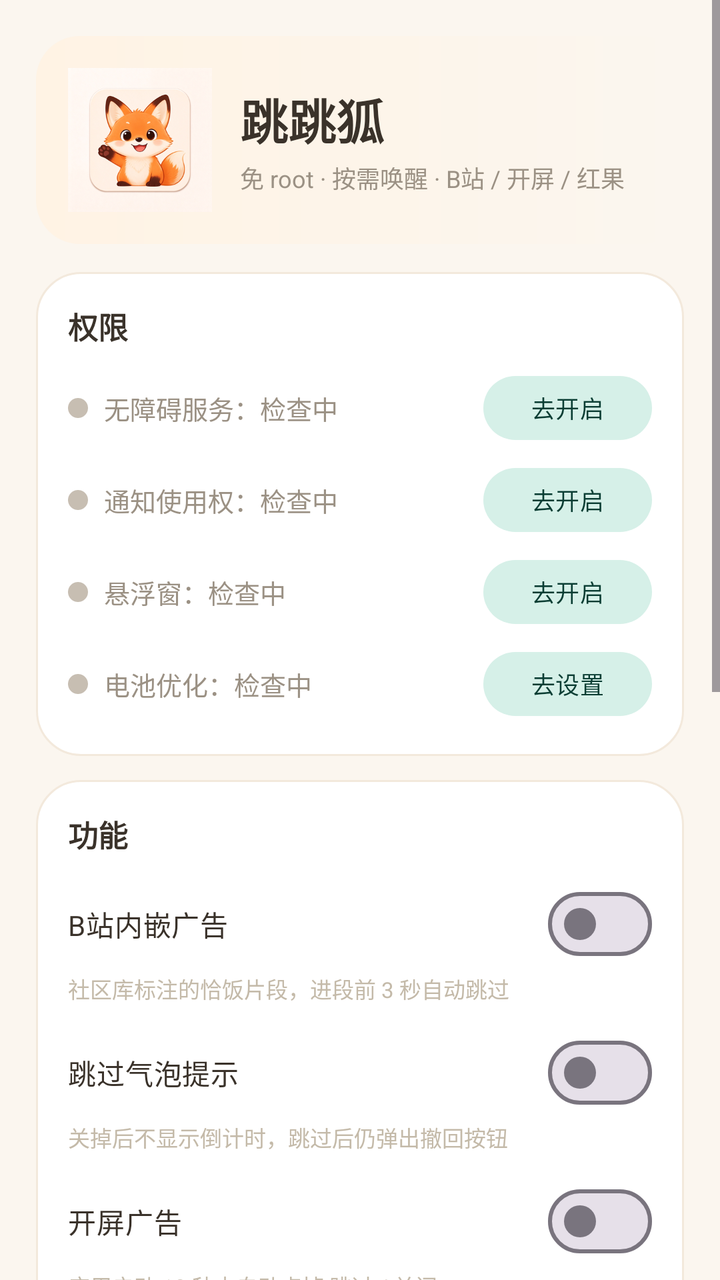
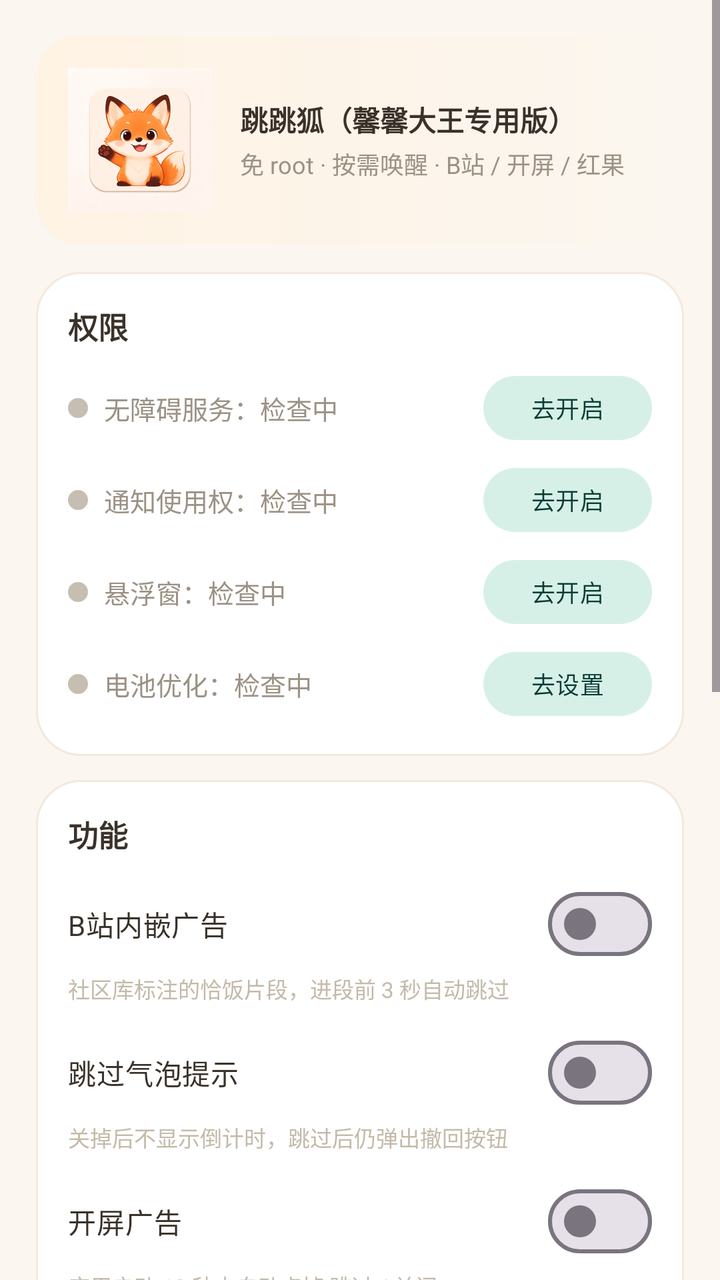

The first picture is an Android layout as it rendered before a commit; the second is the same layout after the commit. The layout source and the unified diff follow.
<!-- AndroidManifest.xml: application theme Theme.HongGuoAdSkipper -->
<!-- res/layout/activity_main.xml -->
<?xml version="1.0" encoding="utf-8"?>
<ScrollView xmlns:android="http://schemas.android.com/apk/res/android"
    android:layout_width="match_parent"
    android:layout_height="match_parent"
    android:background="@color/bg"
    android:fillViewport="true">

    <LinearLayout
        android:layout_width="match_parent"
        android:layout_height="wrap_content"
        android:orientation="vertical"
        android:padding="18dp">

        
        <LinearLayout
            android:layout_width="match_parent"
            android:layout_height="wrap_content"
            android:background="@drawable/hero_bg"
            android:gravity="center_vertical"
            android:orientation="horizontal"
            android:padding="16dp">

            <ImageView
                android:layout_width="72dp"
                android:layout_height="72dp"
                android:contentDescription="@string/app_name"
                android:src="@mipmap/ic_launcher_foreground" />

            <LinearLayout
                android:layout_width="0dp"
                android:layout_height="wrap_content"
                android:layout_marginStart="14dp"
                android:layout_weight="1"
                android:orientation="vertical">

                <TextView
                    android:layout_width="wrap_content"
                    android:layout_height="wrap_content"
                    android:text="@string/app_name"
                    android:textColor="@color/text_primary"
                    android:textSize="24sp"
                    android:textStyle="bold" />

                <TextView
                    android:layout_width="wrap_content"
                    android:layout_height="wrap_content"
                    android:layout_marginTop="3dp"
                    android:text="免 root · 按需唤醒 · B站 / 开屏 / 红果"
                    android:textColor="@color/text_secondary"
                    android:textSize="12sp" />
            </LinearLayout>
        </LinearLayout>

        
        <LinearLayout
            android:layout_width="match_parent"
            android:layout_height="wrap_content"
            android:layout_marginTop="14dp"
            android:background="@drawable/card_bg"
            android:orientation="vertical"
            android:padding="16dp">

            <TextView
                android:layout_width="wrap_content"
                android:layout_height="wrap_content"
                android:text="权限"
                android:textColor="@color/text_primary"
                android:textSize="15sp"
                android:textStyle="bold" />

            <LinearLayout
                android:layout_width="match_parent"
                android:layout_height="wrap_content"
                android:layout_marginTop="10dp"
                android:gravity="center_vertical"
                android:orientation="horizontal">

                <View
                    android:id="@+id/dot_a11y"
                    android:layout_width="10dp"
                    android:layout_height="10dp"
                    android:layout_marginEnd="8dp"
                    android:background="@drawable/dot_gray" />

                <TextView
                    android:id="@+id/tv_a11y_status"
                    android:layout_width="0dp"
                    android:layout_height="wrap_content"
                    android:layout_weight="1"
                    android:text="无障碍服务：检查中"
                    android:textColor="@color/text_secondary"
                    android:textSize="13sp" />

                <com.google.android.material.button.MaterialButton
                    android:id="@+id/btn_a11y"
                    style="@style/Widget.Material3.Button.TonalButton"
                    android:layout_width="wrap_content"
                    android:layout_height="40dp"
                    android:minWidth="0dp"
                    android:text="去开启"
                    android:textSize="12sp" />
            </LinearLayout>

            <LinearLayout
                android:layout_width="match_parent"
                android:layout_height="wrap_content"
                android:layout_marginTop="6dp"
                android:gravity="center_vertical"
                android:orientation="horizontal">

                <View
                    android:id="@+id/dot_nls"
                    android:layout_width="10dp"
                    android:layout_height="10dp"
                    android:layout_marginEnd="8dp"
                    android:background="@drawable/dot_gray" />

                <TextView
                    android:id="@+id/tv_nls_status"
                    android:layout_width="0dp"
                    android:layout_height="wrap_content"
                    android:layout_weight="1"
                    android:text="通知使用权：检查中"
                    android:textColor="@color/text_secondary"
                    android:textSize="13sp" />

                <com.google.android.material.button.MaterialButton
                    android:id="@+id/btn_nls"
                    style="@style/Widget.Material3.Button.TonalButton"
                    android:layout_width="wrap_content"
                    android:layout_height="40dp"
                    android:minWidth="0dp"
                    android:text="去开启"
                    android:textSize="12sp" />
            </LinearLayout>

            <LinearLayout
                android:layout_width="match_parent"
                android:layout_height="wrap_content"
                android:layout_marginTop="6dp"
                android:gravity="center_vertical"
                android:orientation="horizontal">

                <View
                    android:id="@+id/dot_overlay"
                    android:layout_width="10dp"
                    android:layout_height="10dp"
                    android:layout_marginEnd="8dp"
                    android:background="@drawable/dot_gray" />

                <TextView
                    android:id="@+id/tv_overlay_status"
                    android:layout_width="0dp"
                    android:layout_height="wrap_content"
                    android:layout_weight="1"
                    android:text="悬浮窗：检查中"
                    android:textColor="@color/text_secondary"
                    android:textSize="13sp" />

                <com.google.android.material.button.MaterialButton
                    android:id="@+id/btn_overlay"
                    style="@style/Widget.Material3.Button.TonalButton"
                    android:layout_width="wrap_content"
                    android:layout_height="40dp"
                    android:minWidth="0dp"
                    android:text="去开启"
                    android:textSize="12sp" />
            </LinearLayout>

            <LinearLayout
                android:layout_width="match_parent"
                android:layout_height="wrap_content"
                android:layout_marginTop="6dp"
                android:gravity="center_vertical"
                android:orientation="horizontal">

                <View
                    android:id="@+id/dot_battery"
                    android:layout_width="10dp"
                    android:layout_height="10dp"
                    android:layout_marginEnd="8dp"
                    android:background="@drawable/dot_gray" />

                <TextView
                    android:id="@+id/tv_battery_status"
                    android:layout_width="0dp"
                    android:layout_height="wrap_content"
                    android:layout_weight="1"
                    android:text="电池优化：检查中"
                    android:textColor="@color/text_secondary"
                    android:textSize="13sp" />

                <com.google.android.material.button.MaterialButton
                    android:id="@+id/btn_battery"
                    style="@style/Widget.Material3.Button.TonalButton"
                    android:layout_width="wrap_content"
                    android:layout_height="40dp"
                    android:minWidth="0dp"
                    android:text="去设置"
                    android:textSize="12sp" />
            </LinearLayout>
        </LinearLayout>

        
        <LinearLayout
            android:layout_width="match_parent"
            android:layout_height="wrap_content"
            android:layout_marginTop="12dp"
            android:background="@drawable/card_bg"
            android:orientation="vertical"
            android:padding="16dp">

            <TextView
                android:layout_width="wrap_content"
                android:layout_height="wrap_content"
                android:text="功能"
                android:textColor="@color/text_primary"
                android:textSize="15sp"
                android:textStyle="bold" />

            <com.google.android.material.materialswitch.MaterialSwitch
                android:id="@+id/sw_bili"
                android:layout_width="match_parent"
                android:layout_height="wrap_content"
                android:layout_marginTop="10dp"
                android:text="B站内嵌广告"
                android:textColor="@color/text_primary"
                android:textSize="14sp" />

            <TextView
                android:layout_width="wrap_content"
                android:layout_height="wrap_content"
                android:text="社区库标注的恰饭片段，进段前 3 秒自动跳过"
                android:textColor="@color/text_hint"
                android:textSize="11sp" />

            <com.google.android.material.materialswitch.MaterialSwitch
                android:id="@+id/sw_bubble"
                android:layout_width="match_parent"
                android:layout_height="wrap_content"
                android:layout_marginTop="10dp"
                android:text="跳过气泡提示"
                android:textColor="@color/text_primary"
                android:textSize="14sp" />

            <TextView
                android:layout_width="wrap_content"
                android:layout_height="wrap_content"
                android:text="关掉后不显示倒计时，跳过后仍弹出撤回按钮"
                android:textColor="@color/text_hint"
                android:textSize="11sp" />

            <com.google.android.material.materialswitch.MaterialSwitch
                android:id="@+id/sw_splash"
                android:layout_width="match_parent"
                android:layout_height="wrap_content"
                android:layout_marginTop="10dp"
                android:text="开屏广告"
                android:textColor="@color/text_primary"
                android:textSize="14sp" />

            <TextView
                android:layout_width="wrap_content"
                android:layout_height="wrap_content"
                android:text="应用启动 10 秒内自动点掉 跳过 / 关闭"
                android:textColor="@color/text_hint"
                android:textSize="11sp" />

            <com.google.android.material.materialswitch.MaterialSwitch
                android:id="@+id/sw_hongguo"
                android:layout_width="match_parent"
                android:layout_height="wrap_content"
                android:layout_marginTop="10dp"
                android:text="红果 / 抖音 信息流广告"
                android:textColor="@color/text_primary"
                android:textSize="14sp" />

            <TextView
                android:layout_width="wrap_content"
                android:layout_height="wrap_content"
                android:text="红果短剧、抖音信息流检测到「广告」标识时自动上滑"
                android:textColor="@color/text_hint"
                android:textSize="11sp" />

            <View
                android:layout_width="match_parent"
                android:layout_height="1dp"
                android:layout_marginTop="12dp"
                android:background="@color/bg_card_stroke" />

            <TextView
                android:id="@+id/tv_perf_label"
                android:layout_width="wrap_content"
                android:layout_height="wrap_content"
                android:layout_marginTop="12dp"
                android:text="检测节奏：跳广告速度 ⟷ 省电"
                android:textColor="@color/text_primary"
                android:textSize="14sp" />

            <TextView
                android:id="@+id/tv_perf_hint"
                android:layout_width="wrap_content"
                android:layout_height="wrap_content"
                android:text="拉向左边更省电；拉向右边响应更快"
                android:textColor="@color/text_hint"
                android:textSize="11sp" />

            <SeekBar
                android:id="@+id/sb_perf"
                android:layout_width="match_parent"
                android:layout_height="wrap_content"
                android:layout_marginTop="4dp"
                android:max="100" />
        </LinearLayout>

        
        <LinearLayout
            android:layout_width="match_parent"
            android:layout_height="wrap_content"
            android:layout_marginTop="12dp"
            android:background="@drawable/card_bg"
            android:orientation="vertical"
            android:padding="16dp">

            <TextView
                android:layout_width="wrap_content"
                android:layout_height="wrap_content"
                android:text="运行状态"
                android:textColor="@color/text_primary"
                android:textSize="15sp"
                android:textStyle="bold" />

            <TextView
                android:id="@+id/tv_bili_state"
                android:layout_width="match_parent"
                android:layout_height="wrap_content"
                android:layout_marginTop="8dp"
                android:lineSpacingExtra="2dp"
                android:text="B站：未在播放"
                android:textColor="@color/text_secondary"
                android:textSize="12sp" />

            <TextView
                android:id="@+id/tv_stats"
                android:layout_width="match_parent"
                android:layout_height="wrap_content"
                android:layout_marginTop="6dp"
                android:lineSpacingExtra="2dp"
                android:text="累计跳过：0"
                android:textColor="@color/text_secondary"
                android:textSize="12sp" />

            <TextView
                android:id="@+id/tv_power"
                android:layout_width="match_parent"
                android:layout_height="wrap_content"
                android:layout_marginTop="6dp"
                android:text="省电：只有 B站/红果/抖音在前台才读取界面；App 启动后 10 秒内检测开屏，其余时间休眠"
                android:textColor="@color/text_hint"
                android:textSize="11sp" />
        </LinearLayout>

        
        <LinearLayout
            android:layout_width="match_parent"
            android:layout_height="wrap_content"
            android:layout_marginTop="12dp"
            android:background="@drawable/card_bg"
            android:orientation="vertical"
            android:padding="16dp">

            <LinearLayout
                android:layout_width="match_parent"
                android:layout_height="wrap_content"
                android:gravity="center_vertical"
                android:orientation="horizontal">

                <TextView
                    android:layout_width="0dp"
                    android:layout_height="wrap_content"
                    android:layout_weight="1"
                    android:text="日志"
                    android:textColor="@color/text_primary"
                    android:textSize="15sp"
                    android:textStyle="bold" />

                <com.google.android.material.button.MaterialButton
                    android:id="@+id/btn_clear_log"
                    style="@style/Widget.Material3.Button.TextButton"
                    android:layout_width="wrap_content"
                    android:layout_height="36dp"
                    android:minWidth="0dp"
                    android:text="清空"
                    android:textSize="12sp" />
            </LinearLayout>

            <TextView
                android:id="@+id/tv_log"
                android:layout_width="match_parent"
                android:layout_height="wrap_content"
                android:layout_marginTop="4dp"
                android:fontFamily="monospace"
                android:lineSpacingExtra="2dp"
                android:text="等待事件…"
                android:textColor="@color/text_secondary"
                android:textSize="11sp" />
        </LinearLayout>

        
        <LinearLayout
            android:layout_width="match_parent"
            android:layout_height="wrap_content"
            android:layout_marginTop="14dp"
            android:orientation="horizontal">

            <com.google.android.material.button.MaterialButton
                android:id="@+id/btn_open_bili"
                android:layout_width="0dp"
                android:layout_height="48dp"
                android:layout_marginEnd="6dp"
                android:layout_weight="1"
                android:text="打开 B站" />

            <com.google.android.material.button.MaterialButton
                android:id="@+id/btn_open_hongguo"
                android:layout_width="0dp"
                android:layout_height="48dp"
                android:layout_marginStart="6dp"
                android:layout_weight="1"
                android:text="打开红果" />
        </LinearLayout>

        <TextView
            android:id="@+id/tv_version"
            android:layout_width="match_parent"
            android:layout_height="wrap_content"
            android:layout_marginTop="10dp"
            android:gravity="center"
            android:textColor="@color/text_hint"
            android:textSize="11sp" />
    </LinearLayout>
</ScrollView>
<!-- resources referenced by this layout -->
<resources>
  <color name="bg">#FFFBF6EF</color>
  <color name="bg_card_stroke">#FFF3E9DC</color>
  <color name="text_hint">#FFC4BAA9</color>
  <color name="text_primary">#FF3A322A</color>
  <color name="text_secondary">#FF9B9184</color>
  <!-- drawable card_bg (drawable) -->
  <?xml version="1.0" encoding="utf-8"?>
  <shape xmlns:android="http://schemas.android.com/apk/res/android"
      android:shape="rectangle">
      <solid android:color="@color/bg_card" />
      <corners android:radius="22dp" />
      <stroke
          android:width="1dp"
          android:color="@color/bg_card_stroke" />
  </shape>
  <!-- drawable dot_gray (drawable) -->
  <?xml version="1.0" encoding="utf-8"?>
  <shape xmlns:android="http://schemas.android.com/apk/res/android"
      android:shape="oval">
      <solid android:color="@color/dot_gray" />
      <size
          android:width="10dp"
          android:height="10dp" />
  </shape>
  <!-- drawable hero_bg (drawable) -->
  <?xml version="1.0" encoding="utf-8"?>
  <shape xmlns:android="http://schemas.android.com/apk/res/android"
      android:shape="rectangle">
      <gradient
          android:angle="0"
          android:startColor="@color/bg_hero_start"
          android:endColor="@color/bg_hero_end" />
      <corners android:radius="22dp" />
  </shape>
  <!-- mipmap ic_launcher_foreground: png bitmap (mipmap-hdpi, 34470 bytes) -->
  <string name="app_name">跳跳狐</string>
  <style name="Theme.HongGuoAdSkipper" parent="Theme.Material3.Light.NoActionBar">
          <item name="colorPrimary">@color/primary</item>
          <item name="colorPrimaryVariant">@color/primary_variant</item>
          <item name="colorSecondary">@color/accent</item>
          <item name="colorSecondaryVariant">@color/accent_variant</item>
          
          <item name="colorPrimaryContainer">#FFE8D5</item>
          <item name="colorOnPrimaryContainer">#6B3A0A</item>
          <item name="colorSecondaryContainer">#D6F0E8</item>
          <item name="colorOnSecondaryContainer">#0A3D33</item>
          <item name="colorOnPrimary">#FFFFFFFF</item>
          <item name="colorOnSecondary">#FFFFFFFF</item>
          <item name="android:colorBackground">@color/bg</item>
          <item name="android:statusBarColor">@color/bg</item>
          <item name="android:windowLightStatusBar">true</item>
      </style>
  <color name="bg_card">#FFFFFFFF</color>
  <color name="dot_gray">#FFC7BEB2</color>
  <color name="bg_hero_start">#FFFFF3E4</color>
  <color name="bg_hero_end">#FFFBF6EF</color>
  <color name="primary">#FFF97316</color>
  <color name="primary_variant">#FFE26410</color>
  <color name="accent">#FF22A98F</color>
  <color name="accent_variant">#FF1B8F79</color>
</resources>

<!-- the commit's change to res/layout/activity_main.xml (unified diff, before → after) -->
@@ -33,12 +33,16 @@
                 android:layout_weight="1"
                 android:orientation="vertical">
 
-                <TextView
-                    android:layout_width="wrap_content"
-                    android:layout_height="wrap_content"
-                    android:text="@string/app_name"
+                
+                <TextView
+                    android:layout_width="wrap_content"
+                    android:layout_height="wrap_content"
+                    android:autoSizeMaxTextSize="20sp"
+                    android:autoSizeMinTextSize="13sp"
+                    android:autoSizeTextType="uniform"
+                    android:maxLines="1"
+                    android:text="@string/app_title"
                     android:textColor="@color/text_primary"
-                    android:textSize="24sp"
                     android:textStyle="bold" />
 
                 <TextView
<!-- resource entries referenced after the edit -->
@@ -36,6 +36,7 @@
   </shape>
   <!-- mipmap ic_launcher_foreground: png bitmap (mipmap-hdpi, 34470 bytes) -->
   <string name="app_name">跳跳狐</string>
+  <string name="app_title">跳跳狐（馨馨大王专用版）</string>
   <style name="Theme.HongGuoAdSkipper" parent="Theme.Material3.Light.NoActionBar">
           <item name="colorPrimary">@color/primary</item>
           <item name="colorPrimaryVariant">@color/primary_variant</item>
